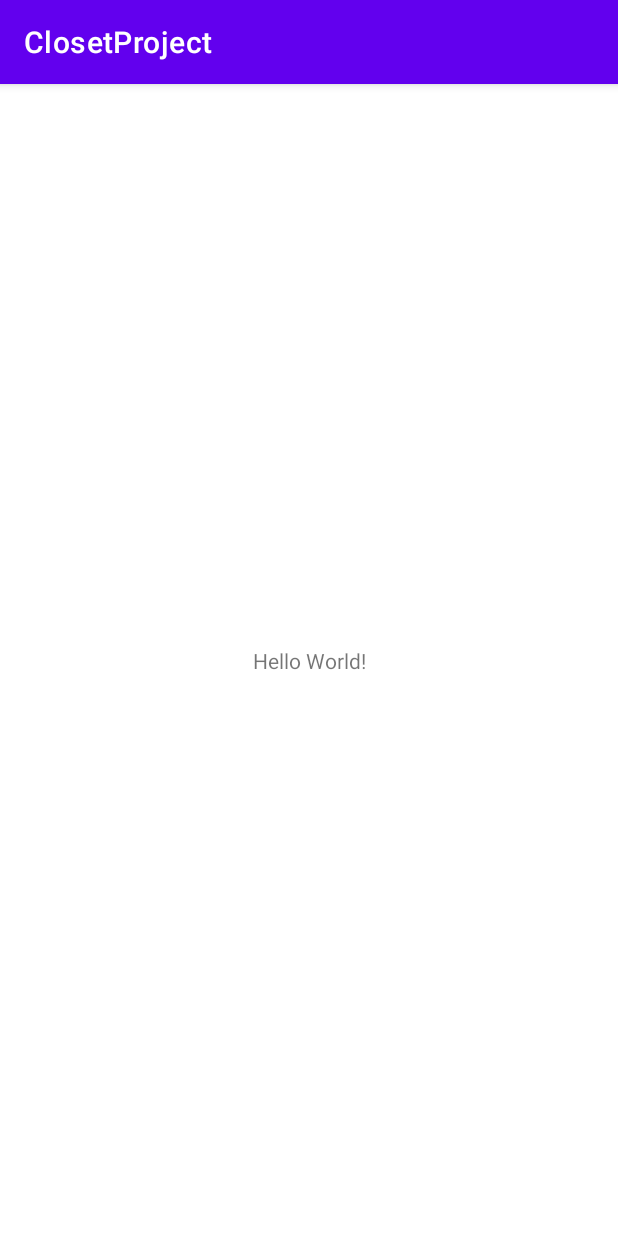
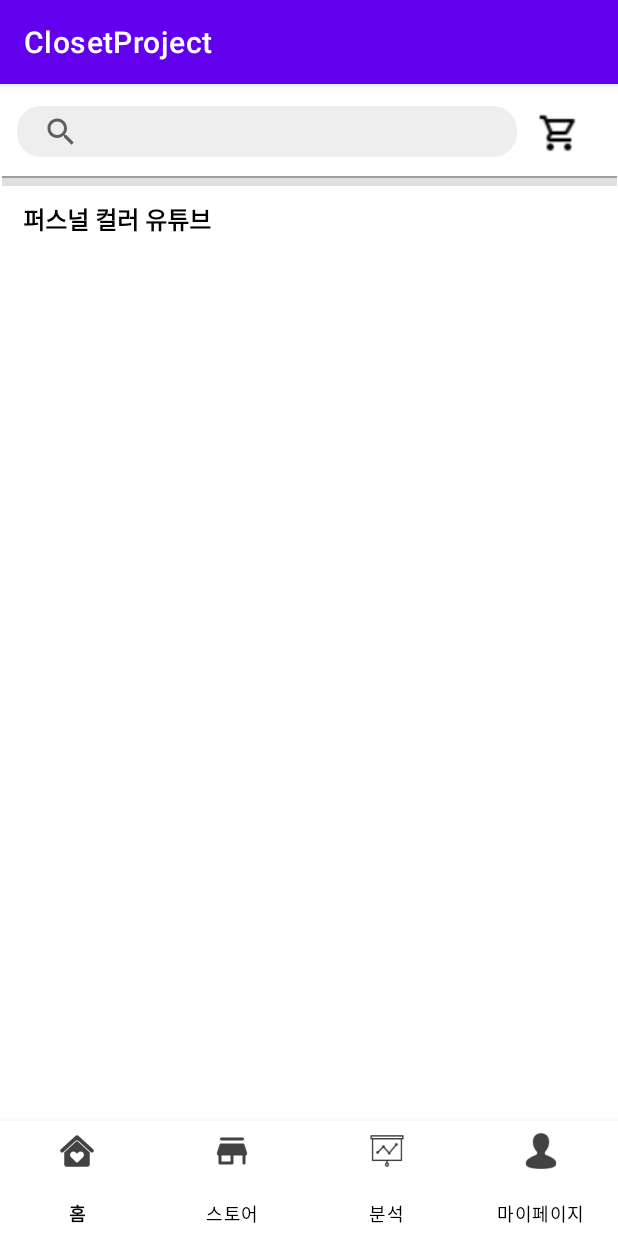
Before and after one commit to ClosetProject/ClosetProject, an Android app: the screen it shows after launch (MainActivity), on a phone screen of 412 x 824 dp. Run offline under Robolectric (Android 15) with nearby library versions, the phone set to English and light mode, and no system bars.

Commit message:
add present progress

```diff
--- a/app/src/main/java/com/example/closetproject/MainActivity.java
+++ b/app/src/main/java/com/example/closetproject/MainActivity.java
@@ -1,14 +1,41 @@
 package com.example.closetproject;
 
+import androidx.annotation.NonNull;
 import androidx.appcompat.app.AppCompatActivity;
 
 import android.os.Bundle;
+import android.view.MenuItem;
+
+import com.google.android.material.bottomnavigation.BottomNavigationView;
+import com.google.android.material.navigation.NavigationBarView;
 
 public class MainActivity extends AppCompatActivity {
+
+    BottomNavigationView bnv;
 
     @Override
     protected void onCreate(Bundle savedInstanceState) {
         super.onCreate(savedInstanceState);
         setContentView(R.layout.activity_main);
+
+        bnv = findViewById(R.id.bnv);
+        getSupportFragmentManager().beginTransaction().replace(R.id.fl, new mainPage()).commit();
+
+        bnv.setOnItemSelectedListener(new NavigationBarView.OnItemSelectedListener() {
+            @Override
+            public boolean onNavigationItemSelected(@NonNull MenuItem item) {
+
+                if (item.getItemId() == R.id.tab1) {
+                    getSupportFragmentManager().beginTransaction().replace(R.id.fl, new mainPage()).commit();
+                } else if (item.getItemId() == R.id.tab2) {
+                    getSupportFragmentManager().beginTransaction().replace(R.id.fl, new storePage()).commit();
+                } else if (item.getItemId() == R.id.tab3) {
+                    getSupportFragmentManager().beginTransaction().replace(R.id.fl, new analysisPage()).commit();
+                } else if (item.getItemId() == R.id.tab4) {
+                    getSupportFragmentManager().beginTransaction().replace(R.id.fl, new myPage()).commit();
+                }
+                return true;
+            }
+        });
     }
 }
--- /dev/null
+++ b/app/src/main/java/com/example/closetproject/mainPage.java
@@ -0,0 +1,64 @@
+package com.example.closetproject;
+
+import android.os.Bundle;
+
+import androidx.fragment.app.Fragment;
+
+import android.view.LayoutInflater;
+import android.view.View;
+import android.view.ViewGroup;
+
+/**
+ * A simple {@link Fragment} subclass.
+ * Use the {@link mainPage#newInstance} factory method to
+ * create an instance of this fragment.
+ */
+public class mainPage extends Fragment {
+
+    // TODO: Rename parameter arguments, choose names that match
+    // the fragment initialization parameters, e.g. ARG_ITEM_NUMBER
+    private static final String ARG_PARAM1 = "param1";
+    private static final String ARG_PARAM2 = "param2";
+
+    // TODO: Rename and change types of parameters
+    private String mParam1;
+    private String mParam2;
+
+    public mainPage() {
+        // Required empty public constructor
+    }
+
+    /**
+     * Use this factory method to create a new instance of
+     * this fragment using the provided parameters.
+     *
+     * @param param1 Parameter 1.
+     * @param param2 Parameter 2.
+     * @return A new instance of fragment mainPage.
+     */
+    // TODO: Rename and change types and number of parameters
+    public static mainPage newInstance(String param1, String param2) {
+        mainPage fragment = new mainPage();
+        Bundle args = new Bundle();
+        args.putString(ARG_PARAM1, param1);
+        args.putString(ARG_PARAM2, param2);
+        fragment.setArguments(args);
+        return fragment;
+    }
+
+    @Override
+    public void onCreate(Bundle savedInstanceState) {
+        super.onCreate(savedInstanceState);
+        if (getArguments() != null) {
+            mParam1 = getArguments().getString(ARG_PARAM1);
+            mParam2 = getArguments().getString(ARG_PARAM2);
+        }
+    }
+
+    @Override
+    public View onCreateView(LayoutInflater inflater, ViewGroup container,
+                             Bundle savedInstanceState) {
+        // Inflate the layout for this fragment
+        return inflater.inflate(R.layout.fragment_main_page, container, false);
+    }
+}
--- a/app/src/main/res/layout/activity_main.xml
+++ b/app/src/main/res/layout/activity_main.xml
@@ -6,13 +6,39 @@
     android:layout_height="match_parent"
     tools:context=".MainActivity">
 
-    <TextView
+    <androidx.constraintlayout.widget.Guideline
+        android:id="@+id/guideline2"
         android:layout_width="wrap_content"
         android:layout_height="wrap_content"
-        android:text="Hello World!"
+        android:orientation="horizontal"
+        app:layout_constraintGuide_percent="0.9001957" />
+
+    <FrameLayout
+        android:id="@+id/fl"
+        android:layout_width="0dp"
+        android:layout_height="0dp"
+        app:layout_constraintBottom_toTopOf="@+id/guideline2"
+        app:layout_constraintEnd_toEndOf="parent"
+        app:layout_constraintStart_toStartOf="parent"
+        app:layout_constraintTop_toTopOf="parent">
+
+    </FrameLayout>
+
+    <com.google.android.material.bottomnavigation.BottomNavigationView
+        android:id="@+id/bnv"
+        android:layout_width="0dp"
+        android:layout_height="0dp"
+        app:itemIconTint="@color/cardview_dark_background"
+        app:itemTextColor="#000000"
+        app:labelVisibilityMode="labeled"
         app:layout_constraintBottom_toBottomOf="parent"
         app:layout_constraintEnd_toEndOf="parent"
+        app:layout_constraintHorizontal_bias="1.0"
         app:layout_constraintStart_toStartOf="parent"
-        app:layout_constraintTop_toTopOf="parent" />
+        app:layout_constraintTop_toTopOf="@+id/guideline2"
+        app:layout_constraintVertical_bias="0.0"
+        app:menu="@menu/select" />
+    <!--        app:itemTextAppearanceActive="@style/BottomNavigationView"-->
+
 
 </androidx.constraintlayout.widget.ConstraintLayout>
--- /dev/null
+++ b/app/src/main/res/layout/fragment_main_page.xml
@@ -0,0 +1,83 @@
+<?xml version="1.0" encoding="utf-8"?>
+<androidx.constraintlayout.widget.ConstraintLayout xmlns:android="http://schemas.android.com/apk/res/android"
+    xmlns:app="http://schemas.android.com/apk/res-auto"
+    xmlns:tools="http://schemas.android.com/tools"
+    android:id="@+id/frameLayout"
+    android:layout_width="match_parent"
+    android:layout_height="match_parent"
+    tools:context=".mainPage">
+
+    <SearchView
+        android:id="@+id/searchView"
+        android:layout_width="333dp"
+        android:layout_height="34dp"
+        android:background="@drawable/search"
+        android:padding="5dip"
+        app:iconifiedByDefault="false"
+        app:layout_constraintBottom_toBottomOf="parent"
+        app:layout_constraintEnd_toEndOf="parent"
+        app:layout_constraintHorizontal_bias="0.145"
+        app:layout_constraintStart_toStartOf="parent"
+        app:layout_constraintTop_toTopOf="parent"
+        app:layout_constraintVertical_bias="0.022"
+        app:queryHint="검색어를 입력하시오">
+
+    </SearchView>
+
+    <ImageView
+        android:id="@+id/imageView"
+        android:layout_width="29dp"
+        android:layout_height="28dp"
+        android:layout_marginStart="13dp"
+        android:src="@drawable/icons8_24"
+        app:layout_constraintBottom_toBottomOf="@+id/searchView"
+        app:layout_constraintStart_toEndOf="@+id/searchView"
+        app:layout_constraintTop_toTopOf="@+id/searchView"
+        app:layout_constraintVertical_bias="0.666" />
+
+    <View
+        android:id="@+id/view"
+        android:layout_width="410dp"
+        android:layout_height="11dp"
+        android:layout_marginTop="8dp"
+        android:background="@drawable/figure"
+        app:layout_constraintEnd_toEndOf="parent"
+        app:layout_constraintStart_toStartOf="parent"
+        app:layout_constraintTop_toBottomOf="@+id/searchView" />
+
+    <TextView
+        android:id="@+id/textView"
+        android:layout_width="wrap_content"
+        android:layout_height="wrap_content"
+        android:layout_marginStart="15dp"
+        android:layout_marginTop="10dp"
+        android:text="퍼스널 컬러 유튜브"
+        android:textColor="#000000"
+        android:textSize="16sp"
+        android:textStyle="bold"
+        app:layout_constraintStart_toStartOf="parent"
+        app:layout_constraintTop_toBottomOf="@+id/view" />
+
+    <androidx.constraintlayout.widget.Guideline
+        android:id="@+id/guideline3"
+        android:layout_width="wrap_content"
+        android:layout_height="wrap_content"
+        android:orientation="horizontal"
+        app:layout_constraintGuide_end="538dp" />
+
+    <androidx.viewpager2.widget.ViewPager2
+        android:id="@+id/view_pager2"
+        android:layout_width="0dp"
+        android:layout_height="149dp"
+        android:clipChildren="false"
+        android:clipToPadding="false"
+        android:foregroundGravity="center"
+        android:overScrollMode="never"
+        app:layout_constraintBottom_toBottomOf="parent"
+        app:layout_constraintEnd_toEndOf="parent"
+        app:layout_constraintHorizontal_bias="0.0"
+        app:layout_constraintStart_toStartOf="parent"
+        app:layout_constraintTop_toTopOf="parent"
+        app:layout_constraintVertical_bias="0.231" />
+
+</androidx.constraintlayout.widget.ConstraintLayout>
--- a/app/src/main/res/values/strings.xml
+++ b/app/src/main/res/values/strings.xml
@@ -1,3 +1,4 @@
 <resources>
     <string name="app_name">ClosetProject</string>
+    <string name="hello_blank_fragment">Hello blank fragment</string>
 </resources>
```
Also changed, not shown: app/src/main/java/com/example/closetproject/analysisPage.java (added, +64 -0 lines), app/src/main/java/com/example/closetproject/myPage.java (added, +64 -0 lines), app/src/main/java/com/example/closetproject/storePage.java (added, +64 -0 lines), app/src/main/res/layout/fragment_analysis_page.xml (added, +14 -0 lines), app/src/main/res/layout/fragment_my_page.xml (added, +14 -0 lines), app/src/main/res/layout/fragment_store_page.xml (added, +14 -0 lines), app/src/main/res/layout/main_youtube.xml (added, +22 -0 lines).
